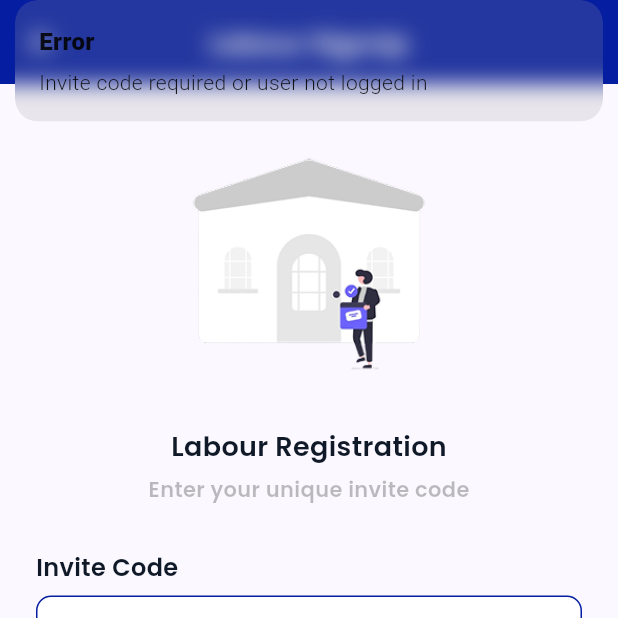
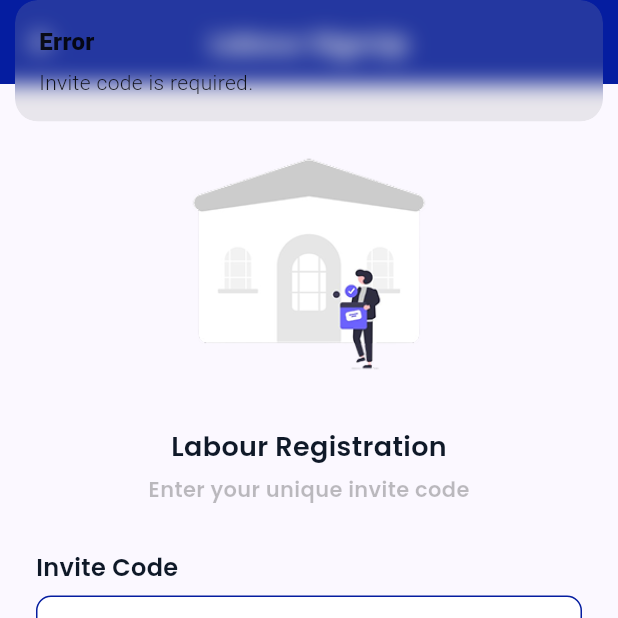
Before and after one commit to shayan5522/Sales-App, a Flutter app: the LabourSignUpScreen screen opened directly, after a tap on "Register", on a phone screen of 412 x 824 dp, the top half of it. Run offline on Flutter 3.47's test engine with Material 3 defaults, Android fonts, the phone set to English and light mode, and no system bars; our stand-ins replace cloud_firestore, device_preview, firebase_auth, firebase_core, get, google_fonts and 1 more; accounts and stored records are empty.

Commit message:
auth adjusted

```diff
--- a/lib/app/controllers/auth/labour_signup_controller.dart
+++ b/lib/app/controllers/auth/labour_signup_controller.dart
@@ -1,7 +1,7 @@
+import 'package:cloud_firestore/cloud_firestore.dart';
 import 'package:get/get.dart';
-import 'package:cloud_firestore/cloud_firestore.dart';
-import 'package:firebase_auth/firebase_auth.dart';
 import '../../ui/screens/labour/labour_dashboard.dart';
+import '../../ui/screens/labour/panel/labour_panel.dart';
 
 class LabourSignupController extends GetxController {
   final isLoading = false.obs;
@@ -9,62 +9,65 @@ class LabourSignupController extends GetxController {
 
   Future<void> registerLabour() async {
     final inputCode = shopCodeController.value.trim().toUpperCase();
-    final user = FirebaseAuth.instance.currentUser;
 
-    if (inputCode.isEmpty || user == null) {
-      Get.snackbar("Error", "Invite code required or user not logged in");
+    if (inputCode.isEmpty) {
+      Get.snackbar("Error", "Invite code is required.");
       return;
     }
 
     isLoading.value = true;
 
     try {
-      final inviteDoc = await FirebaseFirestore.instance
-          .collection('invites')
-          .doc(inputCode)
-          .get();
+      final inviteDoc = await FirebaseFirestore.instance.collection('invites').doc(inputCode).get();
 
       if (!inviteDoc.exists) {
-        print('❌ Code "$inputCode" not found.');
-        Get.snackbar("Error", "Invalid invite code");
+        Get.snackbar("Error", "Invalid invite code.");
         isLoading.value = false;
         return;
       }
 
       final invite = inviteDoc.data()!;
       if (invite['used'] == true) {
-        print('⚠️ Code "$inputCode" already used.');
-        Get.snackbar("Error", "This invite code has already been used");
+        Get.snackbar("Error", "This code has already been used.");
         isLoading.value = false;
         return;
       }
 
-      final uid = user.uid;
-      final phone = user.phoneNumber ?? '';
       final shopName = invite['shopName'];
       final ownerId = invite['ownerId'];
 
-      // Register labour
-      await FirebaseFirestore.instance.collection('users').doc(uid).set({
-        'uid': uid,
-        'phone': phone,
+      // Check how many labours already exist for this shop
+      final labourSnapshot = await FirebaseFirestore.instance
+          .collection('users')
+          .where('role', isEqualTo: 'labour')
+          .where('shopName', isEqualTo: shopName)
+          .get();
+
+      if (labourSnapshot.docs.length >= 3) {
+        Get.snackbar("Error", "This shop already has 3 labours.");
+        isLoading.value = false;
+        return;
+      }
+
+      // Register labour manually (no FirebaseAuth)
+      final newLabourDoc = await FirebaseFirestore.instance.collection('users').add({
         'role': 'labour',
+        'code': inputCode,
         'shopName': shopName,
-        'shopCode': inputCode,
         'ownerId': ownerId,
+        'createdAt': FieldValue.serverTimestamp(),
       });
 
-      // Mark invite code as used
+      // Mark invite as used
       await FirebaseFirestore.instance.collection('invites').doc(inputCode).update({
         'used': true,
-        'usedBy': uid,
+        'usedBy': newLabourDoc.id,
       });
 
-      print('✅ Code "$inputCode" used successfully.');
-      Get.offAll(() => LabourDashboard());
+      print('✅ Labour added with ID: ${newLabourDoc.id}');
+      Get.offAll(() => LaborPanel());
     } catch (e) {
-      print('❌ Error during labour registration: $e');
-      Get.snackbar("Error", "Something went wrong during registration.");
+      Get.snackbar("Error", "Something went wrong: ${e.toString()}");
     } finally {
       isLoading.value = false;
     }
--- a/lib/app/ui/screens/owner/dashboard/owner_dashboard.dart
+++ b/lib/app/ui/screens/owner/dashboard/owner_dashboard.dart
@@ -31,7 +31,7 @@ class _OwnerDashboardState extends State<OwnerDashboard> {
     return Scaffold(
       backgroundColor: const Color(0xFFF6F6F9),
       appBar: const CustomDashboardAppBar(
-        title: "Sportify",
+        title: "Owner Pannel",
         logoPath: "assets/images/sales.png",
       ),
       body: SingleChildScrollView(
```
Also changed, not shown: lib/app/controllers/auth/auth_controller.dart (+16 -6 lines), lib/app/controllers/auth/owner_signup_controller.dart (+23 -19 lines).
